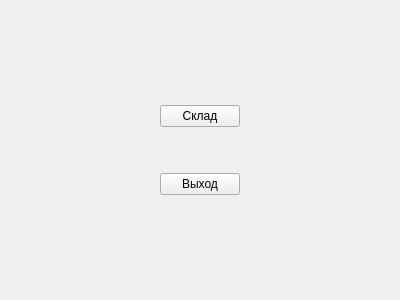
Qt form mainmenuforma.ui (Lelius/protyazhka) before a commit.
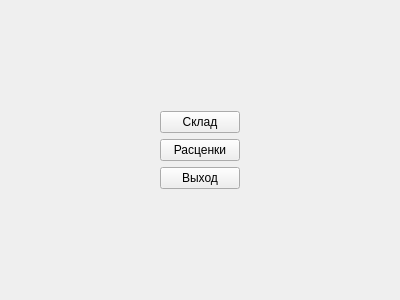
The same form after that commit.

```diff
--- a/mainmenuforma.ui
+++ b/mainmenuforma.ui
@@ -13,34 +13,10 @@
   <property name="windowTitle">
    <string>Form</string>
   </property>
+  <layout class="QGridLayout" name="gridLayout_3">
+   <item row="0" column="0">
   <layout class="QGridLayout" name="gridLayout_2">
-   <item row="1" column="2">
-    <spacer name="horizontalSpacer_2">
-     <property name="orientation">
-      <enum>Qt::Horizontal</enum>
-     </property>
-     <property name="sizeHint" stdset="0">
-      <size>
-       <width>40</width>
-       <height>20</height>
-      </size>
-     </property>
-    </spacer>
-   </item>
-   <item row="1" column="0">
-    <spacer name="horizontalSpacer">
-     <property name="orientation">
-      <enum>Qt::Horizontal</enum>
-     </property>
-     <property name="sizeHint" stdset="0">
-      <size>
-       <width>40</width>
-       <height>20</height>
-      </size>
-     </property>
-    </spacer>
-   </item>
-   <item row="2" column="1">
+     <item row="0" column="1">
     <spacer name="verticalSpacer">
      <property name="orientation">
       <enum>Qt::Vertical</enum>
@@ -53,8 +29,35 @@
      </property>
     </spacer>
    </item>
+     <item row="1" column="0">
+      <spacer name="horizontalSpacer_2">
+       <property name="orientation">
+        <enum>Qt::Horizontal</enum>
+       </property>
+       <property name="sizeHint" stdset="0">
+        <size>
+         <width>40</width>
+         <height>20</height>
+        </size>
+       </property>
+      </spacer>
+     </item>
    <item row="1" column="1">
     <layout class="QGridLayout" name="gridLayout">
+       <item row="0" column="0">
+        <widget class="QPushButton" name="pushButtonStock">
+         <property name="text">
+          <string>Склад</string>
+         </property>
+        </widget>
+       </item>
+       <item row="1" column="0">
+        <widget class="QPushButton" name="pushButtonCost">
+         <property name="text">
+          <string>Расценки</string>
+         </property>
+        </widget>
+       </item>
      <item row="2" column="0">
       <widget class="QPushButton" name="pushButtonExit">
        <property name="text">
@@ -62,32 +65,22 @@
        </property>
       </widget>
      </item>
-     <item row="0" column="0">
-      <widget class="QPushButton" name="pushButtonStock">
-       <property name="text">
-        <string>Склад</string>
-       </property>
-      </widget>
+      </layout>
      </item>
-     <item row="1" column="0">
-      <spacer name="verticalSpacer_3">
+     <item row="1" column="2">
+      <spacer name="horizontalSpacer">
        <property name="orientation">
-        <enum>Qt::Vertical</enum>
-       </property>
-       <property name="sizeType">
-        <enum>QSizePolicy::Maximum</enum>
+        <enum>Qt::Horizontal</enum>
        </property>
        <property name="sizeHint" stdset="0">
         <size>
-         <width>20</width>
-         <height>40</height>
+         <width>40</width>
+         <height>20</height>
         </size>
        </property>
       </spacer>
      </item>
-    </layout>
-   </item>
-   <item row="0" column="1">
+     <item row="2" column="1">
     <spacer name="verticalSpacer_2">
      <property name="orientation">
       <enum>Qt::Vertical</enum>
@@ -99,6 +92,8 @@
       </size>
      </property>
     </spacer>
+     </item>
+    </layout>
    </item>
   </layout>
  </widget>
```
Lines whose indentation alone changed are shown as unchanged.
